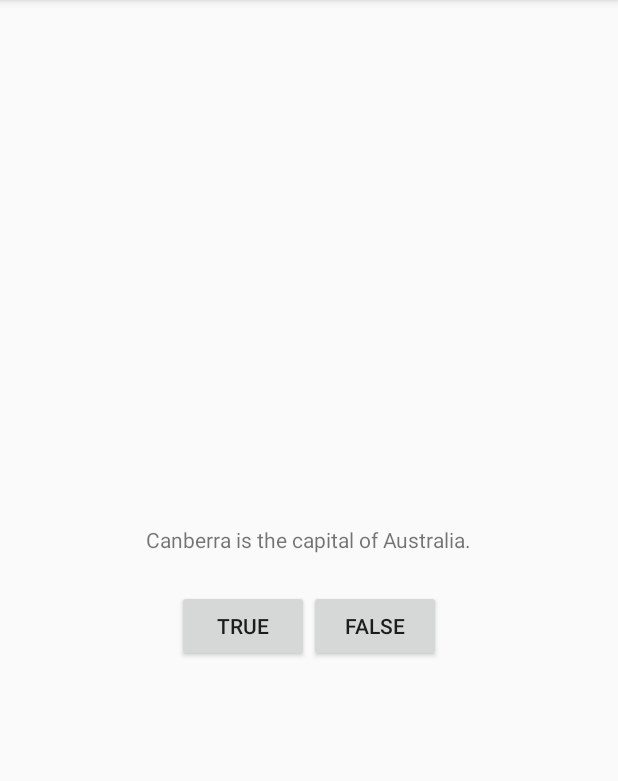
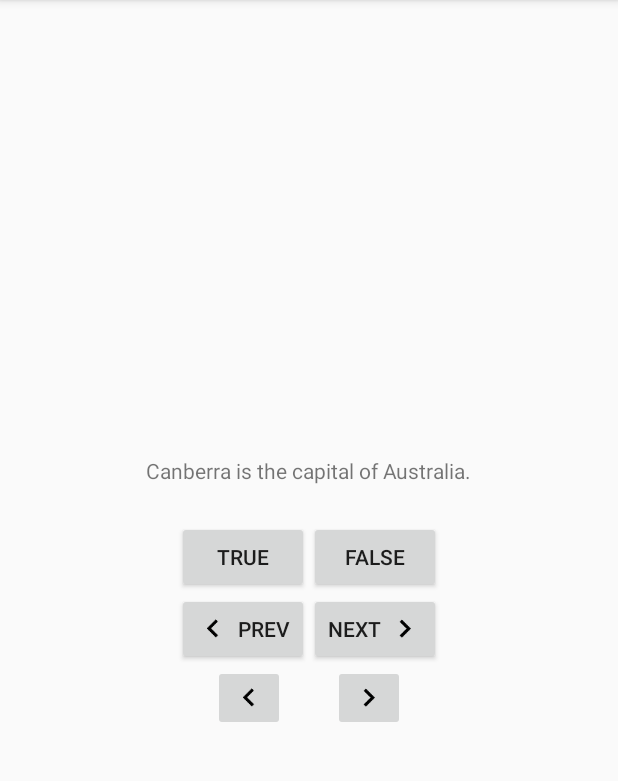
Before and after one commit to c-schone/GeoQuiz, an Android app: the screen it shows after launch (QuizActivity), on a phone screen of 412 x 824 dp, the part 84-865 px from its top. Run offline under Robolectric (Android 15) with nearby library versions, the phone set to English and light mode, and no system bars.

Commit message:
## Chapter 2 completed

```diff
--- /dev/null
+++ b/app/src/main/java/com/c_schone/apps/geoquiz/Question.java
@@ -0,0 +1,34 @@
+package com.c_schone.apps.geoquiz;
+
+/**
+ * Created by christian on 29.03.17.
+ */
+
+public class Question {
+
+    private int mTextResId;
+    private boolean mAnswerTrue;
+
+    public Question(int textResId, boolean answerTrue) {
+
+        mTextResId = textResId;
+        mAnswerTrue = answerTrue;
+    }
+
+    public int getTextResId() {
+        return mTextResId;
+    }
+
+    public void setTextResId(int textResId) {
+        mTextResId = textResId;
+    }
+
+    public boolean isAnswerTrue() {
+        return mAnswerTrue;
+    }
+
+    public void setAnswerTrue(boolean answerTrue) {
+        mAnswerTrue = answerTrue;
+    }
+
+}
--- a/app/src/main/java/com/c_schone/apps/geoquiz/QuizActivity.java
+++ b/app/src/main/java/com/c_schone/apps/geoquiz/QuizActivity.java
@@ -2,33 +2,62 @@ package com.c_schone.apps.geoquiz;
 
 import android.support.v7.app.AppCompatActivity;
 import android.os.Bundle;
-import android.view.Gravity;
 import android.view.View;
 import android.widget.Button;
+import android.widget.ImageButton;
+import android.widget.TextView;
 import android.widget.Toast;
 
 public class QuizActivity extends AppCompatActivity {
 
     private Button mTrueButton;
     private Button mFalseButton;
+    private Button mNextButton;
+    private Button mPrevButton;
+    private ImageButton mNextImageButton;
+    private ImageButton mPrevImageButton;
+    private TextView mQuestionTextView;
+
+    private Question[] mQuestionBank = new Question[] {
+            new Question(R.string.question_australia, true),
+            new Question(R.string.question_oceans, true),
+            new Question(R.string.question_mideast, false),
+            new Question(R.string.question_africa, false),
+            new Question(R.string.question_americas, true),
+            new Question(R.string.question_asia, true),
+    };
+
+    private int mCurrentIndex = 0;
 
     @Override
     protected void onCreate(Bundle savedInstanceState) {
         super.onCreate(savedInstanceState);
         setContentView(R.layout.activity_quiz);
 
+        mQuestionTextView = (TextView) findViewById(R.id.question_text_view);
+        /**
+         * Chapter 2 Challenge 1: Add Listener to the TextView
+         */
+        mQuestionTextView.setOnClickListener(new View.OnClickListener() {
+            @Override
+            public void onClick(View v) {
+                nextQuestion(true);
+            }
+        });
+
         mTrueButton = (Button) findViewById(R.id.true_button);
         mTrueButton.setOnClickListener(new View.OnClickListener() {
             @Override
             public void onClick(View v) {
                 /**
-                 * Challenge: Customizing the Toast
+                 * Challenge Chapter 1: Customizing the Toast
                  *
                  * Toast mToast = Toast.makeText(QuizActivity.this, R.string.correct_toast, Toast.LENGTH_SHORT);
                  * mToast.setGravity(Gravity.TOP, 0, 0);
                  * mToast.show();
                  */
-                Toast.makeText(QuizActivity.this, R.string.correct_toast, Toast.LENGTH_SHORT).show();
+                //Toast.makeText(QuizActivity.this, R.string.correct_toast, Toast.LENGTH_SHORT).show();
+                checkAnswer(true);
             }
         });
 
@@ -37,14 +66,91 @@ public class QuizActivity extends AppCompatActivity {
            @Override
            public void onClick(View v) {
                /**
-                * Challenge: Customizing the Toast
+                * Challenge Chapter 1: Customizing the Toast
                 *
                 * Toast mToast = Toast.makeText(QuizActivity.this, R.string.incorrect_toast, Toast.LENGTH_SHORT);
                 * mToast.setGravity(Gravity.TOP, 0, 0);
                 * mToast.show();
                 */
-               Toast.makeText(QuizActivity.this, R.string.incorrect_toast, Toast.LENGTH_SHORT).show();
+               //Toast.makeText(QuizActivity.this, R.string.incorrect_toast, Toast.LENGTH_SHORT).show();
+               checkAnswer(false);
            }
         });
+
+        /**
+         * Chapter 2 Challenge 2: Add a Previous Button
+         */
+        mPrevButton = (Button) findViewById(R.id.prev_button);
+        mPrevButton.setOnClickListener(new View.OnClickListener() {
+            @Override
+            public void onClick(View v) {
+                nextQuestion(false);
+            }
+        });
+
+        mNextButton = (Button) findViewById(R.id.next_button);
+        mNextButton.setOnClickListener(new View.OnClickListener() {
+            @Override
+            public void onClick(View v) {
+                nextQuestion(true);
+            }
+        });
+
+        /**
+         * Chapter 2 Challenge 3: From Button to ImageButton
+         */
+        mPrevImageButton = (ImageButton) findViewById(R.id.prev_image_button);
+        mPrevImageButton.setOnClickListener(new View.OnClickListener() {
+            @Override
+            public void onClick(View v) {
+                nextQuestion(false);
+            }
+        });
+
+        mNextImageButton = (ImageButton) findViewById(R.id.next_image_button);
+        mNextImageButton.setOnClickListener(new View.OnClickListener() {
+            @Override
+            public void onClick(View v) {
+                nextQuestion(true);
+            }
+        });
+
+        updateQuestion();
+    }
+
+    private void updateQuestion() {
+        int question = mQuestionBank[mCurrentIndex].getTextResId();
+        mQuestionTextView.setText(question);
+    }
+
+    private void checkAnswer (boolean userPressedTrue) {
+        boolean isTrue = mQuestionBank[mCurrentIndex].isAnswerTrue();
+
+        int messageResId = 0;
+
+        if(isTrue == userPressedTrue) {
+            messageResId = R.string.correct_toast;
+        } else {
+            messageResId = R.string.incorrect_toast;
+        }
+
+        Toast.makeText(this, messageResId, Toast.LENGTH_SHORT).show();
+    }
+
+    /**
+     * Chapter 2 Challenges
+     * Help function
+     */
+    private void nextQuestion(boolean next) {
+        if(next) {
+            mCurrentIndex = (mCurrentIndex + 1) % mQuestionBank.length;
+        } else {
+            if(mCurrentIndex > 0) {
+                mCurrentIndex = mCurrentIndex - 1;
+            } else {
+                mCurrentIndex = mQuestionBank.length - 1;
+            }
+        }
+        updateQuestion();
     }
 }
--- a/app/src/main/res/layout/activity_quiz.xml
+++ b/app/src/main/res/layout/activity_quiz.xml
@@ -5,10 +5,11 @@
     android:orientation="vertical" >
 
     <TextView
+        android:id="@+id/question_text_view"
         android:layout_width="wrap_content"
         android:layout_height="wrap_content"
         android:padding="24dp"
-        android:text="@string/question_text" />
+        />
 
     <LinearLayout
         android:layout_width="wrap_content"
@@ -29,4 +30,48 @@
 
     </LinearLayout>
 
+    <LinearLayout
+        android:layout_width="wrap_content"
+        android:layout_height="wrap_content"
+        android:orientation="horizontal">
+
+        <Button
+            android:id="@+id/prev_button"
+            android:layout_width="wrap_content"
+            android:layout_height="wrap_content"
+            android:drawablePadding="4dp"
+            android:drawableLeft="@drawable/arrow_left"
+            android:text="@string/prev_button" />
+
+        <Button
+            android:id="@+id/next_button"
+            android:layout_width="wrap_content"
+            android:layout_height="wrap_content"
+            android:drawablePadding="4dp"
+            android:drawableRight="@drawable/arrow_right"
+            android:text="@string/next_button" />
+
+    </LinearLayout>
+
+    <LinearLayout
+        android:layout_width="wrap_content"
+        android:layout_height="wrap_content"
+        android:orientation="horizontal">
+
+        <ImageButton
+            android:id="@+id/prev_image_button"
+            android:layout_width="wrap_content"
+            android:layout_height="wrap_content"
+            android:src="@drawable/arrow_left"
+            android:layout_marginRight="16dp" />
+
+        <ImageButton
+            android:id="@+id/next_image_button"
+            android:layout_width="wrap_content"
+            android:layout_height="wrap_content"
+            android:src="@drawable/arrow_right"
+            android:layout_marginLeft="16dp"/>
+
+    </LinearLayout>
+
 </LinearLayout>
--- a/app/src/main/res/values/strings.xml
+++ b/app/src/main/res/values/strings.xml
@@ -1,8 +1,15 @@
 <resources>
     <string name="app_name">GeoQuiz</string>
-    <string name="question_text">Canberra is the capital of Australia.</string>
     <string name="true_button">True</string>
     <string name="false_button">False</string>
     <string name="correct_toast">Correct!</string>
     <string name="incorrect_toast">Incorrect!</string>
+    <string name="next_button">Next</string>
+    <string name="prev_button">Prev</string>
+    <string name="question_australia">Canberra is the capital of Australia.</string>
+    <string name="question_oceans">The Pacific Ocean is larger than the Atlantic Ocean.</string>
+    <string name="question_mideast">The Suey Canal connects the Red Sea and the Indian Ocean.</string>
+    <string name="question_africa">The source of the Nile River is in Egypt.</string>
+    <string name="question_americas">The Amazon River is the longest river in the Americas.</string>
+    <string name="question_asia">Lake Bakail is the world\'s oldest and deepest freshwater lake.</string>
 </resources>
```
Also changed, not shown: app/src/main/res/drawable-xxxhdpi/arrow_left.png (added), app/src/main/res/drawable-xxxhdpi/arrow_right.png (added).
